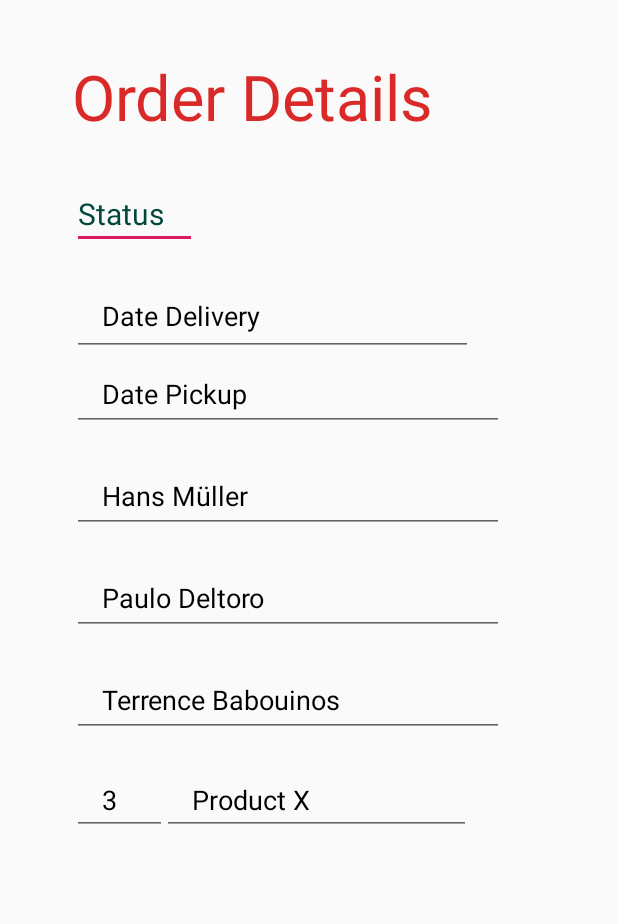
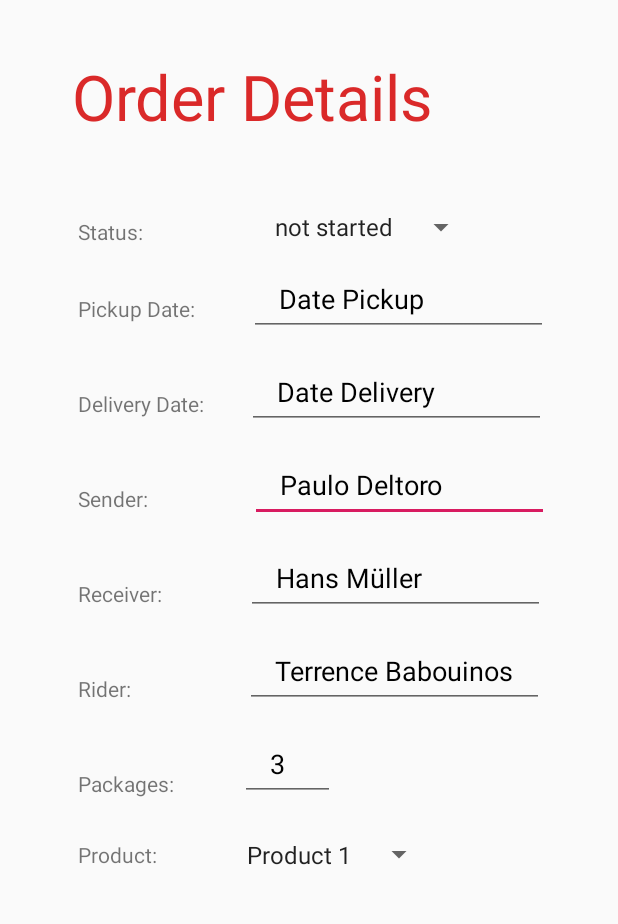
Before and after one commit to Kalja97/KargoBike, an Android app: the DetailsOrderActivity screen opened directly, with no data from a screen before it, on a phone screen of 412 x 824 dp, the part 84-1008 px from its top. Run offline under Robolectric (Android 15) with nearby library versions, the phone set to English and light mode, and no system bars; our stand-ins replace Firebase (no records; nobody signed in at launch, a user with empty details on screens opened directly).

Commit message:
Layout DetailsOrderActivity: added labels, spinner, datepicker

```diff
--- a/app/src/main/java/com/example/kargobike/ui/order/DetailsOrderActivity.java
+++ b/app/src/main/java/com/example/kargobike/ui/order/DetailsOrderActivity.java
@@ -1,11 +1,16 @@
 package com.example.kargobike.ui.order;
 
+import android.app.DatePickerDialog;
 import android.content.Intent;
 import android.graphics.Color;
+import android.graphics.drawable.ColorDrawable;
 import android.os.Bundle;
 
 import android.util.Log;
 import android.view.MenuInflater;
+import android.view.View;
+import android.widget.DatePicker;
+import android.widget.Spinner;
 import android.widget.TextView;
 import android.widget.Toast;
 import androidx.appcompat.widget.Toolbar;
@@ -27,6 +32,8 @@ import android.widget.EditText;
 
 import com.example.kargobike.viewmodel.order.OrderViewModel;
 
+import java.util.Calendar;
+
 public class DetailsOrderActivity extends AppCompatActivity {
 
     private static final String TAG = "orderDetails";
@@ -42,11 +49,11 @@ public class DetailsOrderActivity extends AppCompatActivity {
     //private TextView tvOrderNr;
     private EditText etSender;
     private EditText etReceiver;
-    private EditText etProduct;
+    private Spinner spProduct;
     private EditText etProductQty;
     private EditText etDatePickup;
     private EditText etDateDeliv;
-    private EditText etStatus;
+    private Spinner spStatus;
     private EditText etRider;
 
     private boolean isEditable;
@@ -56,6 +63,10 @@ public class DetailsOrderActivity extends AppCompatActivity {
     FloatingActionButton fab ;
     private Toolbar toolbar;
 
+    //NEW
+    private DatePickerDialog.OnDateSetListener DateSetListenerDelivery;
+    private DatePickerDialog.OnDateSetListener DateSetListenerPickup;
+    //
     @Override
     protected void onCreate(Bundle savedInstanceState) {
 /*
@@ -104,6 +115,75 @@ public class DetailsOrderActivity extends AppCompatActivity {
             setTitle(R.string.title_order_create);
             switchToEdit();
         }
+
+        //NEW
+
+        //OnClickListener für Date Delivery
+        etDateDeliv.setOnClickListener(new View.OnClickListener(){
+            @Override
+            public void onClick(View view) {
+                Calendar cal = Calendar.getInstance();
+                int year = cal.get(Calendar.YEAR);
+                int month = cal.get(Calendar.MONTH);
+                int day = cal.get(Calendar.DAY_OF_MONTH);
+
+                DatePickerDialog dialog = new DatePickerDialog(
+                        DetailsOrderActivity.this,
+                        android.R.style.Theme_Holo_Light_Dialog_MinWidth,
+                        DateSetListenerDelivery,
+                        year,month,day);
+                dialog.getWindow().setBackgroundDrawable(new ColorDrawable(Color.TRANSPARENT));
+                dialog.show();
+            }
+        });
+
+        //OnClickListener für Date Pickup
+        etDatePickup.setOnClickListener(new View.OnClickListener(){
+            @Override
+            public void onClick(View view) {
+                Calendar cal = Calendar.getInstance();
+                int year = cal.get(Calendar.YEAR);
+                int month = cal.get(Calendar.MONTH);
+                int day = cal.get(Calendar.DAY_OF_MONTH);
+
+                DatePickerDialog dialog = new DatePickerDialog(
+                        DetailsOrderActivity.this,
+                        android.R.style.Theme_Holo_Light_Dialog_MinWidth,
+                        DateSetListenerPickup,
+                        year,month,day);
+                dialog.getWindow().setBackgroundDrawable(new ColorDrawable(Color.TRANSPARENT));
+                dialog.show();
+            }
+        });
+
+        //DateSetListener for Date Delivery
+        DateSetListenerDelivery = new DatePickerDialog.OnDateSetListener() {
+            @Override
+            public void onDateSet(DatePicker datePicker, int year, int month, int day) {
+                month = month + 1;
+                Log.d(TAG, "onDateSet: dd/mm/yyy: " + day + "/" + month + "/" + year);
+
+                String date = day + "/" + month + "/" + year;
+                etDateDeliv.setText(date);
+
+
+            }
+        };
+
+        //DateSetListener for Date Pickup
+        DateSetListenerPickup = new DatePickerDialog.OnDateSetListener() {
+            @Override
+            public void onDateSet(DatePicker datePicker, int year, int month, int day) {
+                month = month + 1;
+                Log.d(TAG, "onDateSet: mm/dd/yyy: " + day + "/" + month + "/" + year);
+
+                String date = day + "/" + month + "/" + year;
+                etDatePickup.setText(date);
+
+
+            }
+        };
+
 
     }
 
@@ -204,27 +284,27 @@ public class DetailsOrderActivity extends AppCompatActivity {
         //tvOrderNr = findViewById(R.id.orderNumber);
         etSender = findViewById(R.id.sender);
         etReceiver = findViewById(R.id.receiver);
-        etProduct = findViewById(R.id.product);
+        spProduct = findViewById(R.id.product);
         etProductQty = findViewById(R.id.howManyPackages);
         etDatePickup = findViewById(R.id.datePickup);
         etDateDeliv = findViewById(R.id.dateDelivery);
-        etStatus = findViewById(R.id.state);
+        spStatus = findViewById(R.id.state);
         etRider = findViewById(R.id.rider);
 
         etReceiver.setFocusable(false);
         etReceiver.setEnabled(false);
         etSender.setFocusable(false);
         etSender.setEnabled(false);
-        etProduct.setFocusable(false);
-        etProduct.setEnabled(false);
+        spProduct.setFocusable(false);
+        spProduct.setEnabled(false);
         etProductQty.setFocusable(false);
         etProductQty.setEnabled(false);
         etDatePickup.setFocusable(false);
         etDatePickup.setEnabled(false);
         etDateDeliv.setFocusable(false);
         etDateDeliv.setEnabled(false);
-        etStatus.setFocusable(false);
-        etStatus.setEnabled(false);
+        spStatus.setFocusable(false);
+        spStatus.setEnabled(false);
         etRider.setFocusable(false);
         etRider.setEnabled(false);
 
@@ -234,41 +314,44 @@ public class DetailsOrderActivity extends AppCompatActivity {
         if(!isEditable){
             fab.hide();
 
+
             etReceiver.setFocusableInTouchMode(true);
             etReceiver.setFocusable(true);
             etReceiver.setEnabled(true);
             etSender.setFocusableInTouchMode(true);
             etSender.setFocusable(true);
             etSender.setEnabled(true);
-            etProduct.setFocusableInTouchMode(true);
-            etProduct.setFocusable(true);
-            etProduct.setEnabled(true);
+            spProduct.setFocusableInTouchMode(true);
+            spProduct.setFocusable(false);
+            spProduct.setEnabled(true);
             etProductQty.setFocusableInTouchMode(true);
             etProductQty.setFocusable(true);
             etProductQty.setEnabled(true);
             etDatePickup.setFocusableInTouchMode(true);
-            etDatePickup.setFocusable(true);
+            etDatePickup.setFocusable(false);
             etDatePickup.setEnabled(true);
             etDateDeliv.setFocusableInTouchMode(true);
-            etDateDeliv.setFocusable(true);
+            etDateDeliv.setFocusable(false);
             etDateDeliv.setEnabled(true);
-            etStatus.setFocusableInTouchMode(true);
-            etStatus.setFocusable(true);
-            etStatus.setEnabled(true);
+            spStatus.setFocusableInTouchMode(true);
+            spStatus.setFocusable(false);
+            spStatus.setEnabled(true);
             etRider.setFocusableInTouchMode(true);
             etRider.setFocusable(true);
             etRider.setEnabled(true);
+
+
 
 
         }else{
             saveChanges(
                     etSender.getText().toString(),
                     etReceiver.getText().toString(),
-                    etProduct.getText().toString(),
+                    spProduct.getSelectedItem().toString(),
                     Integer.parseInt(etProductQty.getText().toString()),
                     etDatePickup.getText().toString(),
                     etDateDeliv.getText().toString(),
-                    etStatus.getText().toString(),
+                    spStatus.getSelectedItem().toString(),
                     etRider.getText().toString()
             );
             fab.hide();
@@ -276,16 +359,16 @@ public class DetailsOrderActivity extends AppCompatActivity {
             etReceiver.setEnabled(false);
             etSender.setFocusable(false);
             etSender.setEnabled(false);
-            etProduct.setFocusable(false);
-            etProduct.setEnabled(false);
+            spProduct.setFocusable(false);
+            spProduct.setEnabled(false);
             etProductQty.setFocusable(false);
             etProductQty.setEnabled(false);
             etDatePickup.setFocusable(false);
             etDatePickup.setEnabled(false);
             etDateDeliv.setFocusable(false);
             etDateDeliv.setEnabled(false);
-            etStatus.setFocusable(false);
-            etStatus.setEnabled(false);
+            spStatus.setFocusable(false);
+            spStatus.setEnabled(false);
             etRider.setFocusable(false);
             etRider.setEnabled(false);
         }
@@ -304,24 +387,13 @@ public class DetailsOrderActivity extends AppCompatActivity {
             etReceiver.setError(getString(R.string.order_error_receiver));
             return;
         }
-        if(product.isEmpty()){
-            etProduct.setError(getString(R.string.order_error_product));
-            return;
-        }
-        if(productQty > 100 || productQty == 0 || productQty < 1){
-            etProduct.setError(getString(R.string.order_error_productQty));
-            return;
-        }
+
         if(datePickup.isEmpty()){
             etDatePickup.setError(getString(R.string.order_error_datePickup));
             return;
         }
         if(dateDeliv.isEmpty()){
             etDatePickup.setError(getString(R.string.order_error_dateDeliv));
-            return;
-        }
-        if(status.isEmpty()){
-            etDatePickup.setError(getString(R.string.order_error_status));
             return;
         }
 
@@ -399,13 +471,14 @@ public class DetailsOrderActivity extends AppCompatActivity {
     private void updateContent(){
         if(order != null){
 
+
             etSender.setText(order.getSender());
             etReceiver.setText(order.getReceiver());
-            etProduct.setText(order.getProduct());
+            spProduct.setSelection(0);
             etProductQty.setText(""+order.getHowMany());
             etDatePickup.setText(order.getDatePickup());
             etDateDeliv.setText(order.getDateDelivery());
-            etStatus.setText(order.getState());
+            spStatus.setSelection(0);
             etRider.setText(order.getRider());
 
         }
--- a/app/src/main/res/layout/activity_details_orders.xml
+++ b/app/src/main/res/layout/activity_details_orders.xml
@@ -52,124 +52,207 @@
             app:layout_constraintStart_toStartOf="parent"
             app:layout_constraintTop_toTopOf="parent" />
 
-        <EditText
+
+        <Spinner
             android:id="@+id/state"
-            android:layout_width="83dp"
+            android:layout_width="wrap_content"
             android:layout_height="45dp"
-            android:layout_marginStart="48dp"
-            android:layout_marginTop="28dp"
-            android:text="Status"
+            android:layout_marginStart="80dp"
+            android:layout_marginTop="36dp"
+            android:entries="@array/arrayOfStates"
             android:paddingTop="10dp"
             android:paddingBottom="10dp"
+            android:text="Status"
             android:textColor="#02463D"
             android:textSize="20sp"
+            app:layout_constraintStart_toEndOf="@+id/textView"
+            app:layout_constraintTop_toBottomOf="@+id/titel" />
+
+        <TextView
+            android:id="@+id/textView3"
+            android:layout_width="wrap_content"
+            android:layout_height="wrap_content"
+            android:layout_marginStart="52dp"
+            android:layout_marginTop="44dp"
+            android:text="Delivery Date:"
             app:layout_constraintStart_toStartOf="parent"
-            app:layout_constraintTop_toBottomOf="@+id/titel" />
+            app:layout_constraintTop_toBottomOf="@+id/textView2" />
 
         <EditText
             android:id="@+id/dateDelivery"
-            android:layout_width="267dp"
-            android:layout_height="53dp"
-            android:layout_marginStart="48dp"
-            android:layout_marginTop="18dp"
+            android:layout_width="199dp"
+            android:layout_height="50dp"
+            android:layout_marginStart="28dp"
+            android:layout_marginTop="12dp"
             android:paddingLeft="20dp"
             android:paddingTop="10dp"
             android:paddingBottom="10dp"
             android:text="Date Delivery"
             android:textColor="#000"
             android:textColorHint="#000"
+            app:layout_constraintStart_toEndOf="@+id/textView3"
+            app:layout_constraintTop_toBottomOf="@+id/datePickup" />
+
+        <TextView
+            android:id="@+id/textView2"
+            android:layout_width="wrap_content"
+            android:layout_height="wrap_content"
+            android:layout_marginStart="52dp"
+            android:layout_marginTop="32dp"
+            android:text="Pickup Date:"
             app:layout_constraintStart_toStartOf="parent"
-            app:layout_constraintTop_toBottomOf="@+id/state" />
+            app:layout_constraintTop_toBottomOf="@+id/textView" />
 
+        <TextView
+            android:id="@+id/textView"
+            android:layout_width="wrap_content"
+            android:layout_height="wrap_content"
+            android:layout_marginStart="52dp"
+            android:layout_marginTop="52dp"
+            android:text="Status:"
+            app:layout_constraintStart_toStartOf="parent"
+            app:layout_constraintTop_toBottomOf="@+id/titel" />
 
         <EditText
             android:id="@+id/datePickup"
-            android:layout_width="288dp"
+            android:layout_width="199dp"
             android:layout_height="50dp"
-            android:layout_marginStart="48dp"
+            android:layout_marginStart="36dp"
             android:paddingLeft="20dp"
             android:paddingTop="10dp"
             android:paddingBottom="10dp"
             android:text="Date Pickup"
             android:textColor="#000"
             android:textColorHint="#000"
-            app:layout_constraintStart_toStartOf="parent"
+            app:layout_constraintStart_toEndOf="@+id/textView2"
+            app:layout_constraintTop_toBottomOf="@+id/state" />
+
+
+        <EditText
+            android:id="@+id/sender"
+            android:layout_width="199dp"
+            android:layout_height="50dp"
+            android:layout_marginStart="68dp"
+            android:layout_marginTop="12dp"
+            android:paddingLeft="20dp"
+            android:paddingTop="10dp"
+            android:paddingBottom="10dp"
+            android:text="Paulo Deltoro"
+            android:textColor="#000"
+            android:textColorHint="#000"
+            app:layout_constraintStart_toEndOf="@+id/textView4"
             app:layout_constraintTop_toBottomOf="@+id/dateDelivery" />
 
         <EditText
             android:id="@+id/receiver"
-            android:layout_width="288dp"
+            android:layout_width="199dp"
             android:layout_height="50dp"
-            android:layout_marginStart="48dp"
-            android:layout_marginTop="18dp"
+            android:layout_marginStart="56dp"
+            android:layout_marginTop="12dp"
             android:paddingLeft="20dp"
             android:paddingTop="10dp"
             android:paddingBottom="10dp"
             android:text="Hans Müller"
             android:textColor="#000"
             android:textColorHint="#000"
-            app:layout_constraintStart_toStartOf="parent"
-            app:layout_constraintTop_toBottomOf="@+id/datePickup" />
-
-        <EditText
-            android:id="@+id/sender"
-            android:layout_width="288dp"
-            android:layout_height="50dp"
-            android:layout_marginStart="48dp"
-            android:layout_marginTop="18dp"
-            android:paddingLeft="20dp"
-            android:paddingTop="10dp"
-            android:paddingBottom="10dp"
-            android:text="Paulo Deltoro"
-            android:textColor="#000"
-            android:textColorHint="#000"
-            app:layout_constraintStart_toStartOf="parent"
-            app:layout_constraintTop_toBottomOf="@+id/receiver" />
+            app:layout_constraintStart_toEndOf="@+id/textView5"
+            app:layout_constraintTop_toBottomOf="@+id/sender" />
 
         <EditText
             android:id="@+id/rider"
-            android:layout_width="288dp"
+            android:layout_width="199dp"
             android:layout_height="50dp"
-            android:layout_marginStart="48dp"
-            android:layout_marginTop="18dp"
+            android:layout_marginStart="76dp"
+            android:layout_marginTop="12dp"
             android:paddingLeft="20dp"
             android:paddingTop="10dp"
             android:paddingBottom="10dp"
             android:text="Terrence Babouinos"
             android:textColor="#000"
             android:textColorHint="#000"
-            app:layout_constraintStart_toStartOf="parent"
-            app:layout_constraintTop_toBottomOf="@+id/sender" />
+            app:layout_constraintStart_toEndOf="@+id/textView6"
+            app:layout_constraintTop_toBottomOf="@+id/receiver" />
 
         <EditText
             android:id="@+id/howManyPackages"
             android:layout_width="63dp"
-            android:layout_height="47dp"
-            android:layout_marginStart="48dp"
-            android:layout_marginTop="18dp"
+            android:layout_height="50dp"
+            android:layout_marginStart="44dp"
+            android:layout_marginTop="12dp"
             android:paddingLeft="20dp"
             android:paddingTop="10dp"
             android:paddingBottom="10dp"
             android:text="3"
             android:textColor="#000"
             android:textColorHint="#000"
-            app:layout_constraintStart_toStartOf="parent"
+            app:layout_constraintStart_toEndOf="@+id/textView7"
             app:layout_constraintTop_toBottomOf="@+id/rider" />
 
-        <EditText
+        <Spinner
             android:id="@+id/product"
-            android:layout_width="206dp"
+            android:layout_width="wrap_content"
             android:layout_height="47dp"
-            android:layout_marginStart="60dp"
-            android:layout_marginTop="18dp"
+            android:layout_marginStart="32dp"
+            android:layout_marginTop="12dp"
+            android:entries="@array/arrayOfProducts"
             android:paddingLeft="20dp"
             android:paddingTop="10dp"
             android:paddingBottom="10dp"
             android:text="Product X"
             android:textColor="#000"
             android:textColorHint="#000"
-            app:layout_constraintStart_toStartOf="@id/howManyPackages"
-            app:layout_constraintTop_toBottomOf="@+id/rider" />
+            app:layout_constraintStart_toEndOf="@+id/textView8"
+            app:layout_constraintTop_toBottomOf="@+id/howManyPackages" />
+
+        <TextView
+            android:id="@+id/textView4"
+            android:layout_width="wrap_content"
+            android:layout_height="wrap_content"
+            android:layout_marginStart="52dp"
+            android:layout_marginTop="44dp"
+            android:text="Sender:"
+            app:layout_constraintStart_toStartOf="parent"
+            app:layout_constraintTop_toBottomOf="@+id/textView3" />
+
+        <TextView
+            android:id="@+id/textView5"
+            android:layout_width="wrap_content"
+            android:layout_height="wrap_content"
+            android:layout_marginStart="52dp"
+            android:layout_marginTop="44dp"
+            android:text="Receiver:"
+            app:layout_constraintStart_toStartOf="parent"
+            app:layout_constraintTop_toBottomOf="@+id/textView4" />
+
+        <TextView
+            android:id="@+id/textView6"
+            android:layout_width="wrap_content"
+            android:layout_height="wrap_content"
+            android:layout_marginStart="52dp"
+            android:layout_marginTop="44dp"
+            android:text="Rider:"
+            app:layout_constraintStart_toStartOf="parent"
+            app:layout_constraintTop_toBottomOf="@+id/textView5" />
+
+        <TextView
+            android:id="@+id/textView7"
+            android:layout_width="wrap_content"
+            android:layout_height="wrap_content"
+            android:layout_marginStart="52dp"
+            android:layout_marginTop="44dp"
+            android:text="Packages:"
+            app:layout_constraintStart_toStartOf="parent"
+            app:layout_constraintTop_toBottomOf="@+id/textView6" />
+
+        <TextView
+            android:id="@+id/textView8"
+            android:layout_width="wrap_content"
+            android:layout_height="wrap_content"
+            android:layout_marginStart="52dp"
+            android:layout_marginTop="28dp"
+            android:text="Product:"
+            app:layout_constraintStart_toStartOf="parent"
+            app:layout_constraintTop_toBottomOf="@+id/textView7" />
 
 
     </androidx.constraintlayout.widget.ConstraintLayout>
```
Also changed, not shown: app/src/main/AndroidManifest.xml (+8 -3 lines).
